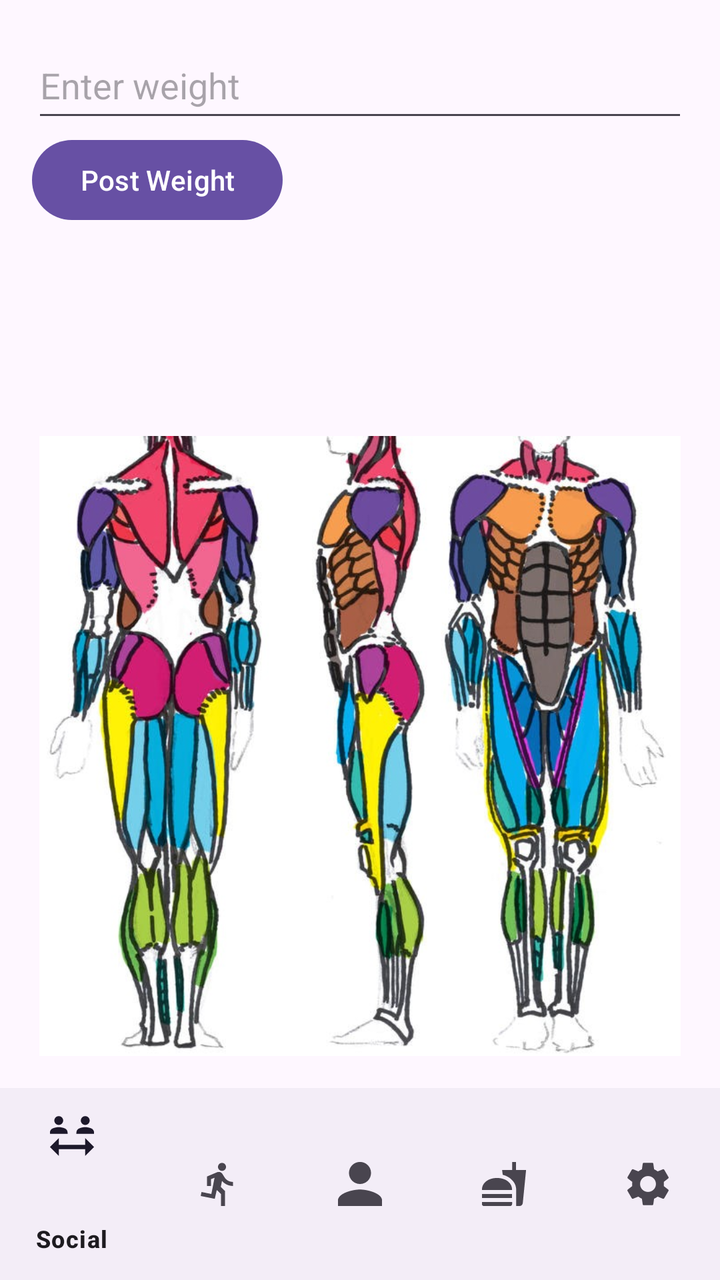
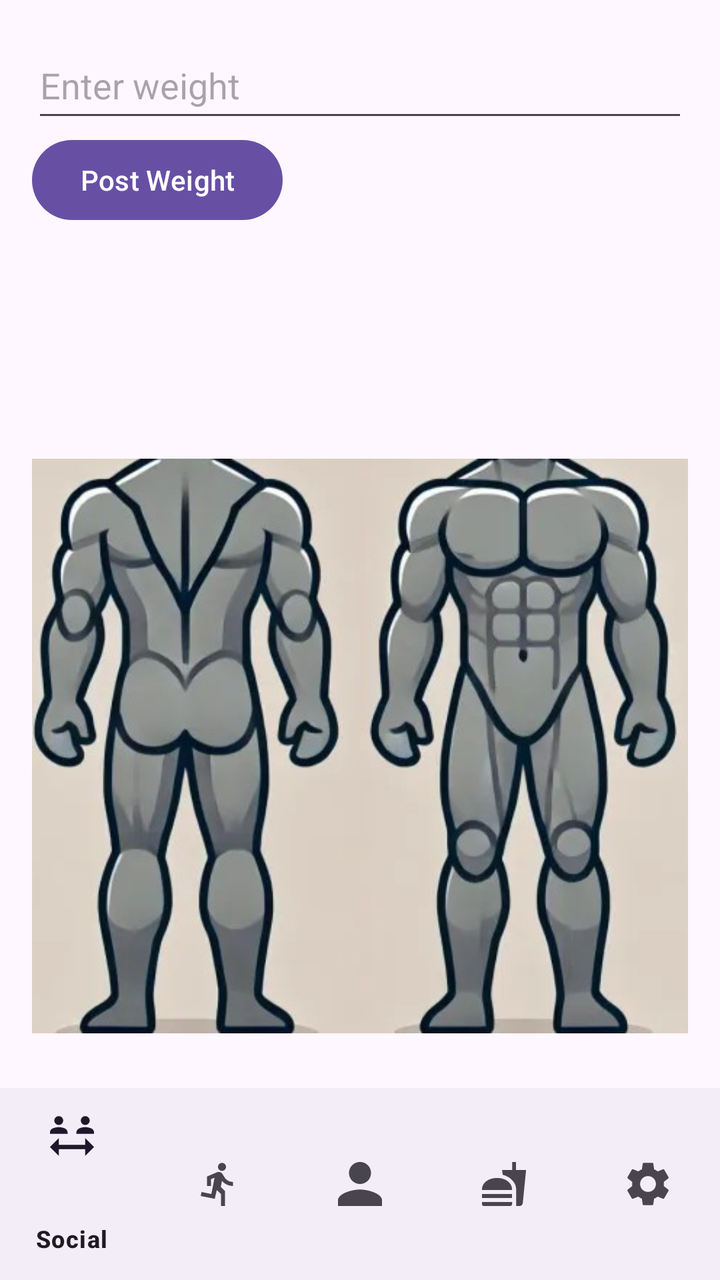

An Android layout rendered at two revisions. The XML below is the earlier revision; the diff shows what the commit changed to produce the second picture.
<!-- AndroidManifest.xml: application theme Theme.AndroidExample -->
<!-- res/layout/activity_userprofile.xml -->
<?xml version="1.0" encoding="utf-8"?>
<androidx.constraintlayout.widget.ConstraintLayout
    xmlns:android="http://schemas.android.com/apk/res/android"
    xmlns:app="http://schemas.android.com/apk/res-auto"
    android:layout_width="match_parent"
    android:layout_height="match_parent">

    <LinearLayout
        android:id="@+id/upper_section"
        android:layout_width="0dp"
        android:layout_height="0dp"
        android:orientation="vertical"
        android:padding="16dp"
        app:layout_constraintBottom_toTopOf="@+id/guideline"
        app:layout_constraintEnd_toEndOf="parent"
        app:layout_constraintStart_toStartOf="parent"
        app:layout_constraintTop_toTopOf="parent">

    <EditText
        android:id="@+id/weight_input"
        android:layout_width="match_parent"
        android:layout_height="50dp"
        android:hint="Enter weight"
        android:inputType="numberDecimal" />

    <Button
        android:id="@+id/post_weight_button"
        android:layout_width="wrap_content"
        android:layout_height="wrap_content"
        android:text="Post Weight" />


        <TextView
            android:id="@+id/past_weights_textview"
            android:layout_width="match_parent"
            android:layout_height="104dp"
            android:text="" />

        <RelativeLayout
            android:layout_width="match_parent"
            android:layout_height="wrap_content" >

            <ImageView
                android:id="@+id/muscle_anatomy"
                android:layout_width="match_parent"
                android:layout_height="match_parent"
                android:src="@drawable/muscle_anatomy" />

    </RelativeLayout>


    
    </LinearLayout>

    <androidx.constraintlayout.widget.Guideline
        android:id="@+id/guideline"
        android:layout_width="wrap_content"
        android:layout_height="wrap_content"
        android:orientation="horizontal"
        app:layout_constraintGuide_percent="0.85" />



    <com.google.android.material.bottomnavigation.BottomNavigationView
        android:id="@+id/bottom_navigation"
        android:layout_width="0dp"
        android:layout_height="0dp"
        app:layout_constraintBottom_toBottomOf="parent"
        app:layout_constraintEnd_toEndOf="parent"
        app:layout_constraintHorizontal_bias="0.0"
        app:layout_constraintStart_toStartOf="parent"
        app:layout_constraintTop_toBottomOf="@+id/guideline"
        app:layout_constraintVertical_bias="0.0"
        app:menu="@menu/bottom_nav_menu" />

</androidx.constraintlayout.widget.ConstraintLayout>
<!-- resources referenced by this layout -->
<resources>
  <!-- drawable muscle_anatomy: jpg bitmap (drawable, 120087 bytes) -->
  <style name="Theme.AndroidExample" parent="Base.Theme.AndroidExample" />
  <style name="Base.Theme.AndroidExample" parent="Theme.Material3.DayNight.NoActionBar">
          
          
      </style>
</resources>

<!-- the commit's change to res/layout/activity_userprofile.xml (unified diff, before → after) -->
@@ -36,20 +36,29 @@
             android:layout_height="104dp"
             android:text="" />
 
-        <RelativeLayout
+        <LinearLayout
             android:layout_width="match_parent"
-            android:layout_height="wrap_content" >
+            android:layout_height="wrap_content"
+            android:orientation="horizontal">
 
-            <ImageView
-                android:id="@+id/muscle_anatomy"
-                android:layout_width="match_parent"
-                android:layout_height="match_parent"
-                android:src="@drawable/muscle_anatomy" />
+        <ImageView
+            android:id="@+id/back_avatar"
+            android:layout_width="0dp"
+            android:layout_height="match_parent"
+            android:layout_weight="1"
+            android:src="@drawable/back_avatar" />
 
-    </RelativeLayout>
+        <ImageView
+            android:id="@+id/front_avatar"
+            android:layout_width="0dp"
+            android:layout_height="match_parent"
+            android:layout_weight="1"
+            android:src="@drawable/front_avatar" />
+
+    </LinearLayout>
 
 
-    
+        
     </LinearLayout>
 
     <androidx.constraintlayout.widget.Guideline
<!-- resource entries referenced after the edit -->
@@ -1,6 +1,7 @@
 <!-- resources referenced by this layout -->
 <resources>
-  <!-- drawable muscle_anatomy: jpg bitmap (drawable, 120087 bytes) -->
+  <!-- drawable back_avatar: png bitmap (drawable, 137860 bytes) -->
+  <!-- drawable front_avatar: png bitmap (drawable, 140089 bytes) -->
   <style name="Theme.AndroidExample" parent="Base.Theme.AndroidExample" />
   <style name="Base.Theme.AndroidExample" parent="Theme.Material3.DayNight.NoActionBar">
           
